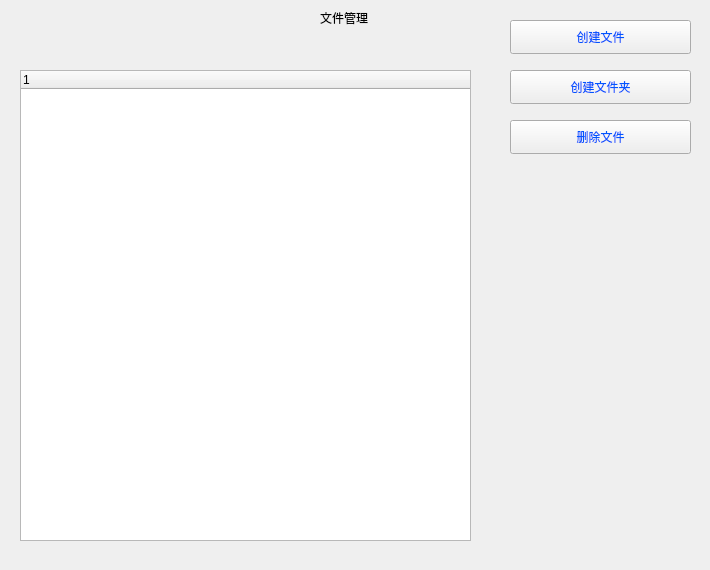
Qt form file/file.ui (Clarencexiehang/Analog_Operating_System) before a commit.
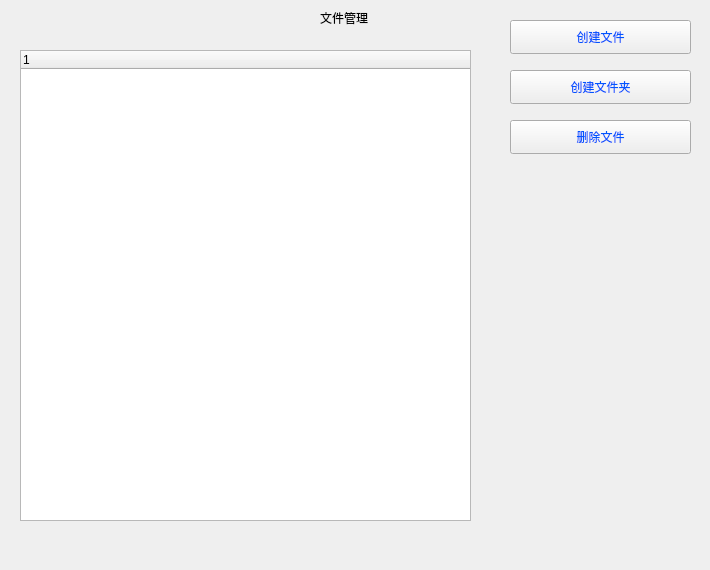
The same form after that commit.

What changed in the file:
```diff
--- a/file/file.ui
+++ b/file/file.ui
@@ -68,7 +68,7 @@
    <property name="geometry">
     <rect>
      <x>20</x>
-     <y>70</y>
+     <y>50</y>
      <width>451</width>
      <height>471</height>
     </rect>
```
